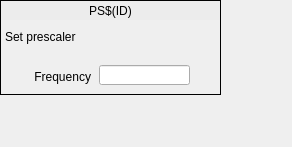
This is evrMrmApp/opi/EVR/G_EVR_prescaler.ui in paulscherrerinstitute/mrfioc2 as Qt 5 draws it before an edit. The edited form follows.
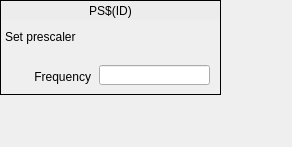
This is the edited form. Custom widgets are drawn as their Qt base class.

```diff
--- a/evrMrmApp/opi/EVR/G_EVR_prescaler.ui
+++ b/evrMrmApp/opi/EVR/G_EVR_prescaler.ui
@@ -78,7 +78,7 @@
      <rect>
       <x>99</x>
       <y>65</y>
-      <width>91</width>
+      <width>111</width>
       <height>20</height>
      </rect>
     </property>
```
